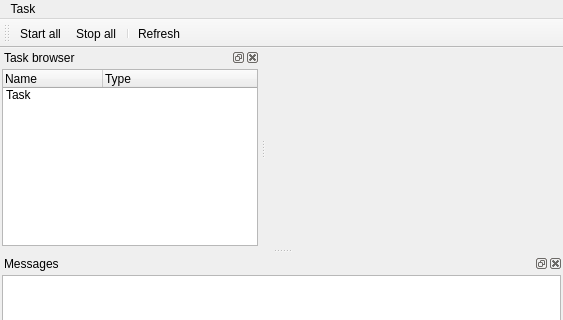
Old version of the form src/GUI/mainwindow.ui in the repository maciek-slon/DisCODe; both pictures show x 0 to 563 and y 0 to 320 of the 563 by 491 pixel window.
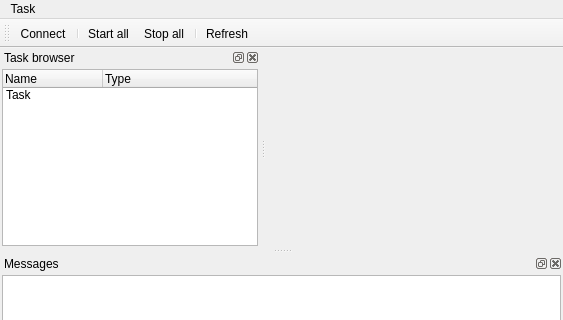
New version of the form. Icons and pictures are not drawn.

What changed in the file:
```diff
--- a/src/GUI/mainwindow.ui
+++ b/src/GUI/mainwindow.ui
@@ -74,6 +74,8 @@
    <attribute name="toolBarBreak">
     <bool>false</bool>
    </attribute>
+   <addaction name="actionConnect"/>
+   <addaction name="separator"/>
    <addaction name="actionStart_all"/>
    <addaction name="actionStop_all"/>
    <addaction name="separator"/>
@@ -225,6 +227,18 @@
     <string>Refresh</string>
    </property>
   </action>
+  <action name="actionConnect">
+   <property name="icon">
+    <iconset resource="gui.qrc">
+     <normaloff>:/icons/connect</normaloff>:/icons/connect</iconset>
+   </property>
+   <property name="text">
+    <string>Connect</string>
+   </property>
+   <property name="toolTip">
+    <string>Connect</string>
+   </property>
+  </action>
  </widget>
  <layoutdefault spacing="6" margin="11"/>
  <resources>
```
Left out of the diff: 6 changed lines with no effect on the pictures.
